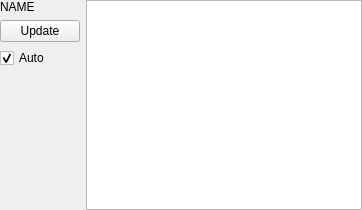
First picture: the form in integration/v2/src/libs/libdebug/widgets/debug/ui/SimpleTableDebugWidget.ui, repository mrdeveloperdude/OctoMY, before the edit.
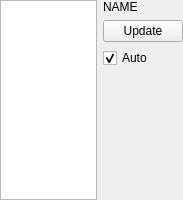
Second picture: the form after the edit. Custom widgets are drawn as their Qt base class.

Commit message: Condensed tables in debugger

Patch:
```diff
--- a/integration/v2/src/libs/libdebug/widgets/debug/ui/SimpleTableDebugWidget.ui
+++ b/integration/v2/src/libs/libdebug/widgets/debug/ui/SimpleTableDebugWidget.ui
@@ -6,8 +6,8 @@
    <rect>
     <x>0</x>
     <y>0</y>
-    <width>362</width>
-    <height>210</height>
+    <width>183</width>
+    <height>200</height>
    </rect>
   </property>
   <property name="sizePolicy">
@@ -44,6 +44,16 @@
    <property name="bottomMargin">
     <number>0</number>
    </property>
+   <item>
+    <widget class="SimpleTableWidget" name="tableView">
+     <property name="minimumSize">
+      <size>
+       <width>0</width>
+       <height>0</height>
+      </size>
+     </property>
+    </widget>
+   </item>
    <item>
     <layout class="QVBoxLayout" name="verticalLayout">
      <item>
@@ -83,24 +93,14 @@
        </property>
        <property name="sizeHint" stdset="0">
         <size>
-         <width>20</width>
-         <height>40</height>
+         <width>10</width>
+         <height>10</height>
         </size>
        </property>
       </spacer>
      </item>
     </layout>
    </item>
-   <item>
-    <widget class="SimpleTableWidget" name="tableView">
-     <property name="minimumSize">
-      <size>
-       <width>0</width>
-       <height>100</height>
-      </size>
-     </property>
-    </widget>
-   </item>
   </layout>
  </widget>
  <customwidgets>
```
The commit also changes 5 other files.
